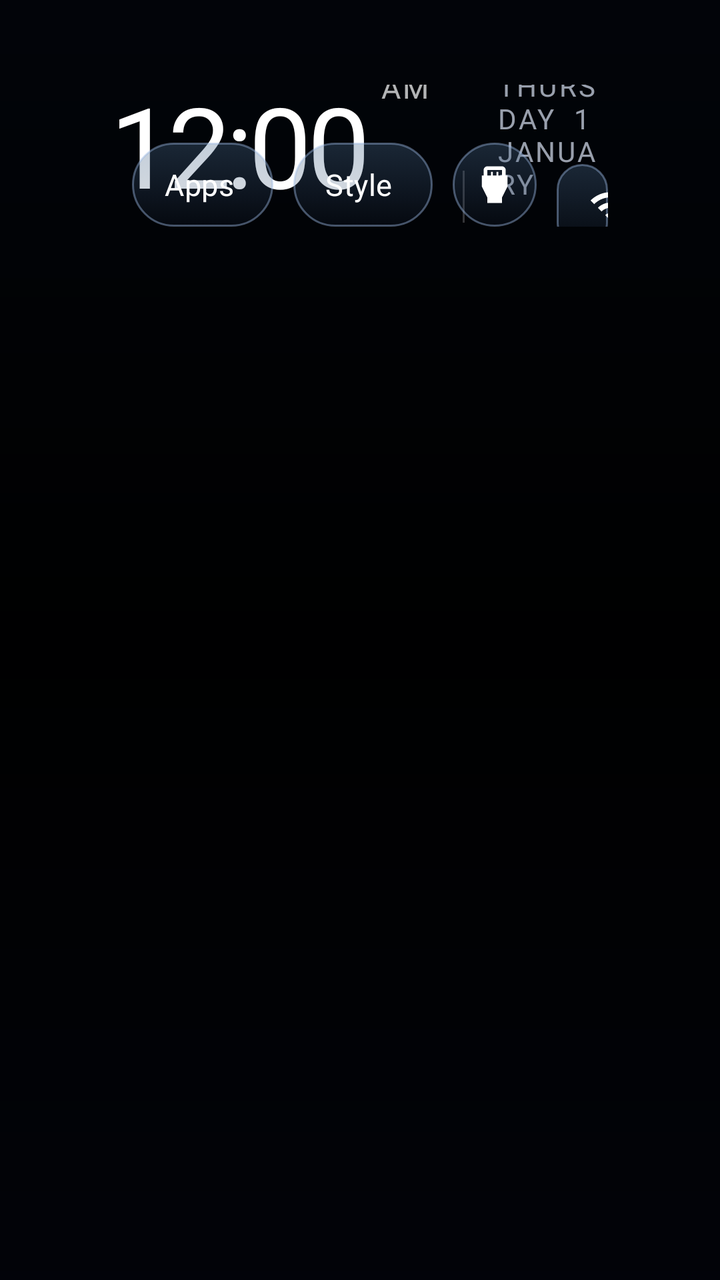
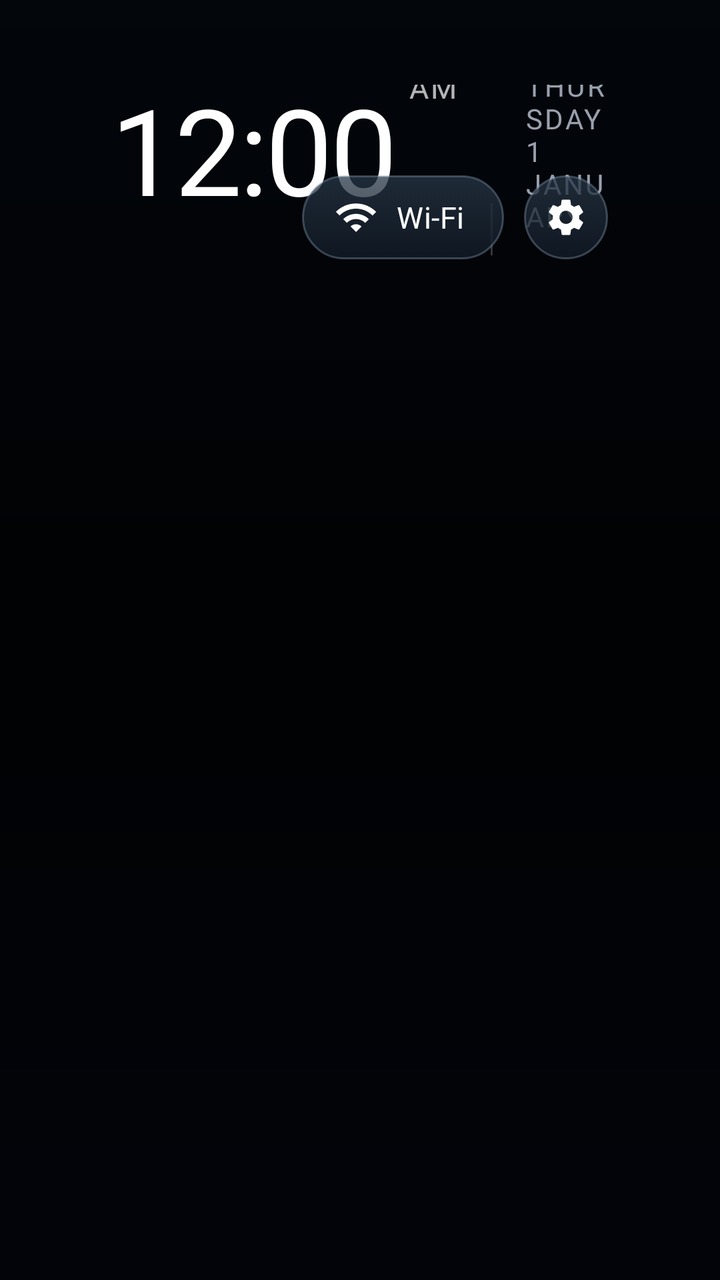

Compare the two renders of this Android layout. The source of the first and the diff that turns it into the second are given below.
<!-- AndroidManifest.xml: application theme Theme.TvHome -->
<!-- res/layout/activity_main.xml -->
<?xml version="1.0" encoding="utf-8"?>
<FrameLayout xmlns:android="http://schemas.android.com/apk/res/android"
    android:id="@+id/root"
    android:layout_width="match_parent"
    android:layout_height="match_parent"
    android:background="#FF000000">

    
    <ImageView
        android:id="@+id/bgPhoto"
        android:layout_width="match_parent"
        android:layout_height="match_parent"
        android:scaleType="centerCrop"
        android:importantForAccessibility="no" />

    <com.gathin.tvhome.LiveBackdrop
        android:id="@+id/liveBackdrop"
        android:layout_width="match_parent"
        android:layout_height="match_parent"
        android:visibility="gone"
        android:importantForAccessibility="no" />

    <View
        android:layout_width="match_parent"
        android:layout_height="match_parent"
        android:background="@drawable/bg_scrim" />

    
    <View
        android:id="@+id/ambient"
        android:layout_width="match_parent"
        android:layout_height="match_parent"
        android:alpha="0" />

    
    <TextView
        android:id="@+id/heroName"
        android:layout_width="wrap_content"
        android:layout_height="wrap_content"
        android:alpha="0"
        android:background="@drawable/dock_label_bg"
        android:paddingStart="14dp"
        android:paddingEnd="14dp"
        android:paddingTop="5dp"
        android:paddingBottom="6dp"
        android:textColor="#F2FFFFFF"
        android:textSize="12sp"
        android:fontFamily="@font/outfit"
        android:fontVariationSettings="'wght' 500"
        android:singleLine="true" />

    <View
        android:id="@+id/dockBand"
        android:layout_width="480dp"
        android:layout_height="132dp"
        android:layout_gravity="bottom|center_horizontal"
        android:layout_marginBottom="24dp"
        android:alpha="0"
        android:background="@drawable/glass_panel"
        android:importantForAccessibility="no" />

    <LinearLayout
        android:layout_width="match_parent"
        android:layout_height="match_parent"
        android:orientation="vertical"
        android:paddingStart="56dp"
        android:paddingEnd="56dp"
        android:paddingTop="26dp">

        <RelativeLayout
            android:layout_width="match_parent"
            android:layout_height="wrap_content">

            <LinearLayout
                android:id="@+id/leftBlock"
                android:layout_width="wrap_content"
                android:layout_height="wrap_content"
                android:layout_alignParentStart="true"
                android:orientation="vertical">

                <TextView
                    android:id="@+id/greeting"
                    android:layout_width="wrap_content"
                    android:layout_height="wrap_content"
                    android:layout_marginStart="4dp"
                    android:textColor="#C299DCFF"
                    android:textSize="12sp"
                    android:fontFamily="@font/outfit"
                    android:fontVariationSettings="'wght' 500"
                    android:letterSpacing="0.16"
                    android:textAllCaps="true" />

                <LinearLayout
                    android:layout_width="wrap_content"
                    android:layout_height="wrap_content"
                    android:orientation="horizontal"
                    android:baselineAligned="true">

                    <TextClock
                        android:id="@+id/clock"
                        android:layout_width="wrap_content"
                        android:layout_height="wrap_content"
                        android:format12Hour="h:mm"
                        android:format24Hour="HH:mm"
                        android:textColor="#FFFFFFFF"
                        android:textSize="56sp"
                        android:fontFamily="@font/outfit"
                        android:fontVariationSettings="'wght' 300"
                        android:letterSpacing="-0.04"
                        android:includeFontPadding="false" />

                    <TextClock
                        android:id="@+id/ampm"
                        android:layout_width="wrap_content"
                        android:layout_height="wrap_content"
                        android:layout_marginStart="6dp"
                        android:layout_gravity="bottom"
                        android:layout_marginBottom="8dp"
                        android:format12Hour="a"
                        android:format24Hour=""
                        android:textColor="#B3FFFFFF"
                        android:textSize="15sp"
                        android:fontFamily="@font/outfit"
                        android:fontVariationSettings="'wght' 500"
                        android:letterSpacing="0.08"
                        android:textAllCaps="true" />

                    <View
                        android:layout_width="1dp"
                        android:layout_height="26dp"
                        android:layout_gravity="bottom"
                        android:layout_marginStart="16dp"
                        android:layout_marginEnd="16dp"
                        android:layout_marginBottom="8dp"
                        android:background="#33FFFFFF" />

                    <TextClock
                        android:id="@+id/date"
                        android:layout_width="wrap_content"
                        android:layout_height="wrap_content"
                        android:layout_gravity="bottom"
                        android:layout_marginBottom="9dp"
                        android:format12Hour="EEEE  d MMMM"
                        android:format24Hour="EEEE  d MMMM"
                        android:textColor="#B8D4DCED"
                        android:textSize="14sp"
                        android:fontFamily="@font/outfit"
                        android:fontVariationSettings="'wght' 400"
                        android:letterSpacing="0.08"
                        android:textAllCaps="true" />
                </LinearLayout>
            </LinearLayout>

            <LinearLayout
                android:id="@+id/topButtons"
                android:layout_width="wrap_content"
                android:layout_height="wrap_content"
                android:layout_alignParentEnd="true"
                android:layout_alignBottom="@id/leftBlock"
                android:layout_marginBottom="6dp"
                android:orientation="horizontal">

                <TextView
                    android:id="@+id/btnApps"
                    style="@style/TopButton"
                    android:text="@string/apps_button"
                    android:nextFocusDown="@+id/grid" />
                <TextView
                    android:id="@+id/btnStyle"
                    style="@style/TopButton"
                    android:text="@string/style_button"
                    android:nextFocusDown="@+id/grid" />

                <TextView
                    android:id="@+id/btnInputs"
                    style="@style/TopIconButton"
                    android:contentDescription="@string/inputs"
                    android:drawableStart="@drawable/ic_input"
                    android:nextFocusDown="@+id/grid" />

                <TextView
                    android:id="@+id/btnWifi"
                    style="@style/TopButton"
                    android:text="@string/wifi"
                    android:drawableStart="@drawable/ic_wifi"
                    android:nextFocusDown="@+id/grid" />

                <TextView
                    android:id="@+id/btnSettings"
                    style="@style/TopIconButton"
                    android:contentDescription="@string/settings"
                    android:drawableStart="@drawable/ic_settings"
                    android:nextFocusDown="@+id/grid" />
            </LinearLayout>
        </RelativeLayout>

        
        <FrameLayout
            android:layout_width="match_parent"
            android:layout_height="0dp"
            android:layout_weight="1"
            android:layout_marginTop="10dp">

            <androidx.recyclerview.widget.RecyclerView
                android:id="@+id/grid"
                android:layout_width="match_parent"
                android:layout_height="match_parent"
                android:paddingStart="144dp"
                android:paddingEnd="144dp"
                android:paddingTop="10dp"
                android:paddingBottom="40dp"
                android:clipToPadding="false"
                android:clipChildren="false"
                android:overScrollMode="never"
                android:scrollbars="none"
                android:descendantFocusability="afterDescendants" />
        </FrameLayout>
    </LinearLayout>

    
    <View
        android:id="@+id/dockDot"
        android:layout_width="4dp"
        android:layout_height="4dp"
        android:alpha="0"
        android:background="@drawable/dock_dot" />

    
    <com.gathin.tvhome.GlassView
        android:id="@+id/glass"
        android:layout_width="10dp"
        android:layout_height="10dp"
        android:alpha="0"
        android:importantForAccessibility="no" />
</FrameLayout>
<!-- resources referenced by this layout -->
<resources>
  <!-- drawable bg_scrim (drawable) -->
  <?xml version="1.0" encoding="utf-8"?>
  <shape xmlns:android="http://schemas.android.com/apk/res/android" android:shape="rectangle">
      <gradient
          android:angle="270"
          android:startColor="#70040A15"
          android:centerColor="#08040A15"
          android:endColor="#7A040712" />
  </shape>
  <!-- drawable dock_dot (drawable) -->
  <?xml version="1.0" encoding="utf-8"?>
  <shape xmlns:android="http://schemas.android.com/apk/res/android" android:shape="oval">
      <solid android:color="#FF9DE7FF" />
  </shape>
  <!-- drawable dock_label_bg (drawable) -->
  <?xml version="1.0" encoding="utf-8"?>
  <shape xmlns:android="http://schemas.android.com/apk/res/android" android:shape="rectangle">
      <gradient
          android:angle="270"
          android:startColor="#A64C5D89"
          android:endColor="#C01A2644" />
      <stroke android:width="1dp" android:color="#668FD9F4" />
      <corners android:radius="100dp" />
  </shape>
  <!-- drawable glass_panel (drawable) -->
  <?xml version="1.0" encoding="utf-8"?>
  <shape xmlns:android="http://schemas.android.com/apk/res/android">
      <gradient android:angle="270" android:startColor="#60445476" android:endColor="#9910182B" />
      <stroke android:width="1dp" android:color="#4DABBCE8" />
      <corners android:radius="28dp" />
  </shape>
  <!-- drawable ic_input (drawable) -->
  <?xml version="1.0" encoding="utf-8"?>
  <vector xmlns:android="http://schemas.android.com/apk/res/android"
      android:width="22dp" android:height="22dp"
      android:viewportWidth="24" android:viewportHeight="24">
      <path android:fillColor="#FFFFFFFF"
          android:pathData="M18,7V4c0,-1.1 -0.9,-2 -2,-2H8C6.9,2 6,2.9 6,4v3H5v6l3,6v3h8v-3l3,-6V7H18zM8,4h8v3h-2V5h-1v2h-2V5h-1v2H8V4z" />
  </vector>
  <!-- drawable ic_wifi (drawable) -->
  <?xml version="1.0" encoding="utf-8"?>
  <vector xmlns:android="http://schemas.android.com/apk/res/android"
      android:width="22dp" android:height="22dp"
      android:viewportWidth="24" android:viewportHeight="24">
      <path android:fillColor="#FFFFFFFF"
          android:pathData="M1,9l2,2c4.97,-4.97 13.03,-4.97 18,0l2,-2C16.93,2.93 7.08,2.93 1,9zM9,17l3,3 3,-3c-1.65,-1.66 -4.34,-1.66 -6,0zM5,13l2,2c2.76,-2.76 7.24,-2.76 10,0l2,-2C15.14,9.14 8.87,9.14 5,13z" />
  </vector>
  <string name="apps_button">Apps</string>
  <string name="inputs">Inputs</string>
  <string name="settings">Settings</string>
  <string name="style_button">Style</string>
  <string name="wifi">Wi-Fi</string>
  <style name="TopIconButton" parent="TopButton">
          <item name="android:layout_width">42dp</item>
          <item name="android:paddingStart">10dp</item>
          <item name="android:paddingEnd">10dp</item>
          <item name="android:drawablePadding">0dp</item>
      </style>
  <!-- drawable pill_bg (drawable) -->
  <?xml version="1.0" encoding="utf-8"?>
  <selector xmlns:android="http://schemas.android.com/apk/res/android">
      <item android:state_focused="true">
          <shape android:shape="rectangle">
              <solid android:color="#D9EFFF" />
              <corners android:radius="21dp" />
          </shape>
      </item>
      <item>
          <shape android:shape="rectangle">
              <gradient android:angle="270" android:startColor="#554D6F93" android:endColor="#291A2945" />
              <stroke android:width="1dp" android:color="#709BB9E4" />
              <corners android:radius="21dp" />
          </shape>
      </item>
  </selector>
  <!-- drawable pill_text (drawable) -->
  <?xml version="1.0" encoding="utf-8"?>
  <selector xmlns:android="http://schemas.android.com/apk/res/android">
      <item android:state_focused="true" android:color="#FF111111" />
      <item android:color="#FFFFFFFF" />
  </selector>
  <!-- unchanged entries left out for length: 3 -->
</resources>

<!-- the commit's change to res/layout/activity_main.xml (unified diff, before → after) -->
@@ -87,8 +87,8 @@
                     android:textSize="12sp"
                     android:fontFamily="@font/outfit"
                     android:fontVariationSettings="'wght' 500"
-                    android:letterSpacing="0.16"
-                    android:textAllCaps="true" />
+                    android:letterSpacing="0.08"
+                    android:textAllCaps="false" />
 
                 <LinearLayout
                     android:layout_width="wrap_content"
@@ -103,10 +103,10 @@
                         android:format12Hour="h:mm"
                         android:format24Hour="HH:mm"
                         android:textColor="#FFFFFFFF"
-                        android:textSize="56sp"
+                        android:textSize="60sp"
                         android:fontFamily="@font/outfit"
-                        android:fontVariationSettings="'wght' 300"
-                        android:letterSpacing="-0.04"
+                        android:fontVariationSettings="'wght' 400"
+                        android:letterSpacing="-0.025"
                         android:includeFontPadding="false" />
 
                     <TextClock
@@ -161,24 +161,6 @@
                 android:orientation="horizontal">
 
                 <TextView
-                    android:id="@+id/btnApps"
-                    style="@style/TopButton"
-                    android:text="@string/apps_button"
-                    android:nextFocusDown="@+id/grid" />
-                <TextView
-                    android:id="@+id/btnStyle"
-                    style="@style/TopButton"
-                    android:text="@string/style_button"
-                    android:nextFocusDown="@+id/grid" />
-
-                <TextView
-                    android:id="@+id/btnInputs"
-                    style="@style/TopIconButton"
-                    android:contentDescription="@string/inputs"
-                    android:drawableStart="@drawable/ic_input"
-                    android:nextFocusDown="@+id/grid" />
-
-                <TextView
                     android:id="@+id/btnWifi"
                     style="@style/TopButton"
                     android:text="@string/wifi"
<!-- resource entries referenced after the edit -->
@@ -5,9 +5,9 @@
   <shape xmlns:android="http://schemas.android.com/apk/res/android" android:shape="rectangle">
       <gradient
           android:angle="270"
-          android:startColor="#70040A15"
-          android:centerColor="#08040A15"
-          android:endColor="#7A040712" />
+          android:startColor="#A5040911"
+          android:centerColor="#30040910"
+          android:endColor="#A0040710" />
   </shape>
   <!-- drawable dock_dot (drawable) -->
   <?xml version="1.0" encoding="utf-8"?>
@@ -27,18 +27,10 @@
   <!-- drawable glass_panel (drawable) -->
   <?xml version="1.0" encoding="utf-8"?>
   <shape xmlns:android="http://schemas.android.com/apk/res/android">
-      <gradient android:angle="270" android:startColor="#60445476" android:endColor="#9910182B" />
-      <stroke android:width="1dp" android:color="#4DABBCE8" />
+      <gradient android:angle="270" android:startColor="#C01B2533" android:endColor="#EC090E16" />
+      <stroke android:width="1dp" android:color="#52768FA8" />
       <corners android:radius="28dp" />
   </shape>
-  <!-- drawable ic_input (drawable) -->
-  <?xml version="1.0" encoding="utf-8"?>
-  <vector xmlns:android="http://schemas.android.com/apk/res/android"
-      android:width="22dp" android:height="22dp"
-      android:viewportWidth="24" android:viewportHeight="24">
-      <path android:fillColor="#FFFFFFFF"
-          android:pathData="M18,7V4c0,-1.1 -0.9,-2 -2,-2H8C6.9,2 6,2.9 6,4v3H5v6l3,6v3h8v-3l3,-6V7H18zM8,4h8v3h-2V5h-1v2h-2V5h-1v2H8V4z" />
-  </vector>
   <!-- drawable ic_wifi (drawable) -->
   <?xml version="1.0" encoding="utf-8"?>
   <vector xmlns:android="http://schemas.android.com/apk/res/android"
@@ -47,10 +39,7 @@
       <path android:fillColor="#FFFFFFFF"
           android:pathData="M1,9l2,2c4.97,-4.97 13.03,-4.97 18,0l2,-2C16.93,2.93 7.08,2.93 1,9zM9,17l3,3 3,-3c-1.65,-1.66 -4.34,-1.66 -6,0zM5,13l2,2c2.76,-2.76 7.24,-2.76 10,0l2,-2C15.14,9.14 8.87,9.14 5,13z" />
   </vector>
-  <string name="apps_button">Apps</string>
-  <string name="inputs">Inputs</string>
   <string name="settings">Settings</string>
-  <string name="style_button">Style</string>
   <string name="wifi">Wi-Fi</string>
   <style name="TopIconButton" parent="TopButton">
           <item name="android:layout_width">42dp</item>
@@ -63,14 +52,14 @@
   <selector xmlns:android="http://schemas.android.com/apk/res/android">
       <item android:state_focused="true">
           <shape android:shape="rectangle">
-              <solid android:color="#D9EFFF" />
+              <solid android:color="#C3D3E1" />
               <corners android:radius="21dp" />
           </shape>
       </item>
       <item>
           <shape android:shape="rectangle">
-              <gradient android:angle="270" android:startColor="#554D6F93" android:endColor="#291A2945" />
-              <stroke android:width="1dp" android:color="#709BB9E4" />
+              <gradient android:angle="270" android:startColor="#BF283747" android:endColor="#D5111A25" />
+              <stroke android:width="1dp" android:color="#5D90A8BF" />
               <corners android:radius="21dp" />
           </shape>
       </item>
